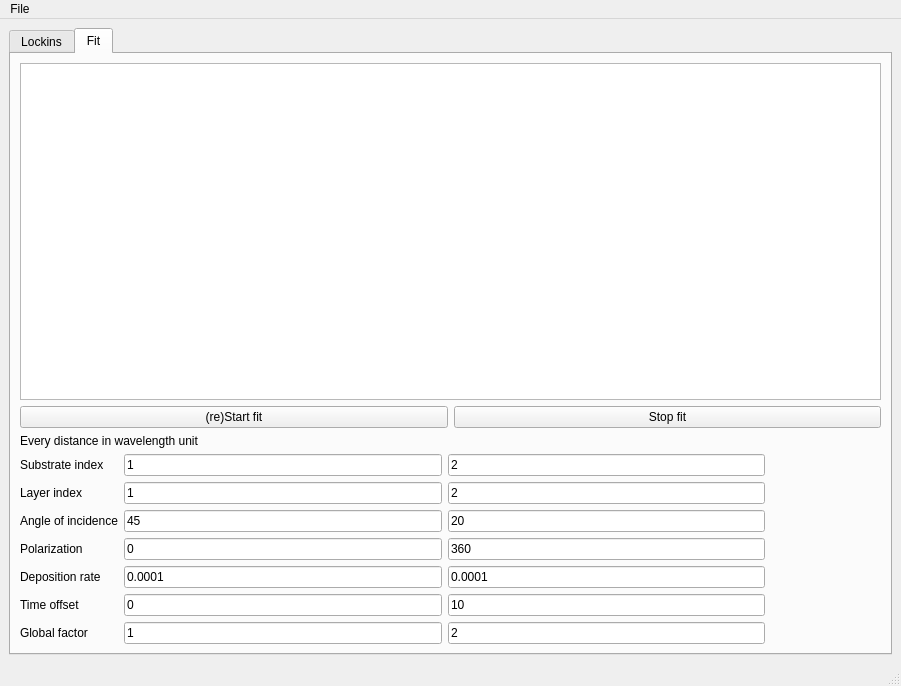
Before: the Qt Designer form mainwindow.ui in antigol/interfit2, drawn with Qt 5.
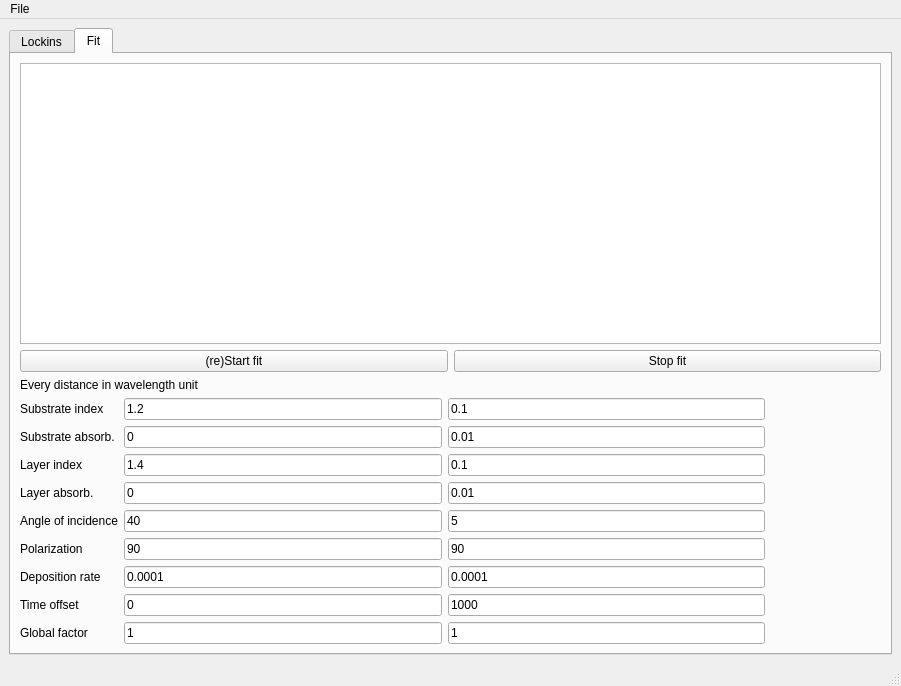
After: the same form once the commit is applied. The open tabs and pages were chosen to show the change. Custom widgets are drawn as their Qt base class.

What changed in the file:
```diff
--- a/mainwindow.ui
+++ b/mainwindow.ui
@@ -25,12 +25,36 @@
         <string>Lockins</string>
        </attribute>
        <layout class="QHBoxLayout" name="horizontalLayout">
+        <property name="leftMargin">
+         <number>2</number>
+        </property>
+        <property name="topMargin">
+         <number>2</number>
+        </property>
+        <property name="rightMargin">
+         <number>2</number>
+        </property>
+        <property name="bottomMargin">
+         <number>2</number>
+        </property>
         <item>
          <widget class="QGroupBox" name="groupBox_2">
           <property name="title">
            <string>Reference (start it first)</string>
           </property>
           <layout class="QVBoxLayout" name="verticalLayout_4">
+           <property name="leftMargin">
+            <number>1</number>
+           </property>
+           <property name="topMargin">
+            <number>1</number>
+           </property>
+           <property name="rightMargin">
+            <number>1</number>
+           </property>
+           <property name="bottomMargin">
+            <number>1</number>
+           </property>
            <item>
             <widget class="LockinGui" name="lockin_ref" native="true"/>
            </item>
@@ -43,6 +67,18 @@
            <string>Reflexion (start it second)</string>
           </property>
           <layout class="QVBoxLayout" name="verticalLayout_3">
+           <property name="leftMargin">
+            <number>1</number>
+           </property>
+           <property name="topMargin">
+            <number>1</number>
+           </property>
+           <property name="rightMargin">
+            <number>1</number>
+           </property>
+           <property name="bottomMargin">
+            <number>1</number>
+           </property>
            <item>
             <widget class="LockinGui" name="lockin_sig" native="true"/>
            </item>
@@ -94,21 +130,63 @@
           </item>
           <item>
            <layout class="QGridLayout" name="gridLayout">
-            <item row="3" column="2">
-             <widget class="QLineEdit" name="lineEdit_std_polarization">
+            <item row="2" column="2">
+             <widget class="QLineEdit" name="lineEdit_std_layer_index">
               <property name="text">
-               <string>360</string>
+               <string>0.1</string>
+              </property>
+             </widget>
+            </item>
+            <item row="6" column="2">
+             <widget class="QLineEdit" name="lineEdit_std_deposition_rate">
+              <property name="text">
+               <string>0.0001</string>
               </property>
              </widget>
             </item>
             <item row="5" column="0">
+             <widget class="QLabel" name="label_5">
+              <property name="text">
+               <string>Polarization</string>
+              </property>
+             </widget>
+            </item>
+            <item row="4" column="0">
+             <widget class="QLabel" name="label_4">
+              <property name="text">
+               <string>Angle of incidence</string>
+              </property>
+             </widget>
+            </item>
+            <item row="2" column="1">
+             <widget class="QLineEdit" name="lineEdit_layer_index">
+              <property name="text">
+               <string>1.4</string>
+              </property>
+             </widget>
+            </item>
+            <item row="4" column="1">
+             <widget class="QLineEdit" name="lineEdit_angle">
+              <property name="text">
+               <string>40</string>
+              </property>
+             </widget>
+            </item>
+            <item row="5" column="2">
+             <widget class="QLineEdit" name="lineEdit_std_polarization">
+              <property name="text">
+               <string>90</string>
+              </property>
+             </widget>
+            </item>
+            <item row="7" column="0">
              <widget class="QLabel" name="label_7">
               <property name="text">
                <string>Time offset</string>
               </property>
              </widget>
             </item>
-            <item row="4" column="1">
+            <item row="6" column="1">
              <widget class="QLineEdit" name="lineEdit_deposition_rate">
               <property name="text">
                <string>0.0001</string>
@@ -122,7 +200,7 @@
               </property>
              </widget>
             </item>
-            <item row="1" column="0">
+            <item row="2" column="0">
              <widget class="QLabel" name="label_3">
               <property name="text">
                <string>Layer index</string>
@@ -132,105 +210,70 @@
             <item row="0" column="2">
              <widget class="QLineEdit" name="lineEdit_std_substrate_index">
               <property name="text">
-               <string>2</string>
+               <string>0.1</string>
               </property>
              </widget>
             </item>
-            <item row="1" column="2">
-             <widget class="QLineEdit" name="lineEdit_std_layer_index">
-              <property name="text">
-               <string>2</string>
-              </property>
-             </widget>
-            </item>
-            <item row="4" column="2">
-             <widget class="QLineEdit" name="lineEdit_std_deposition_rate">
-              <property name="text">
-               <string>0.0001</string>
-              </property>
-             </widget>
-            </item>
-            <item row="3" column="0">
-             <widget class="QLabel" name="label_5">
-              <property name="text">
-               <string>Polarization</string>
-              </property>
-             </widget>
-            </item>
-            <item row="2" column="0">
-             <widget class="QLabel" name="label_4">
-              <property name="text">
-               <string>Angle of incidence</string>
-              </property>
-             </widget>
-            </item>
-            <item row="1" column="1">
-             <widget class="QLineEdit" name="lineEdit_layer_index">
-              <property name="text">
-               <string>1</string>
-              </property>
-             </widget>
-            </item>
-            <item row="2" column="1">
-             <widget class="QLineEdit" name="lineEdit_angle">
-              <property name="text">
-               <string>45</string>
-              </property>
-             </widget>
-            </item>
-            <item row="1" column="3">
+            <item row="2" column="3">
              <widget class="QLabel" name="label_layer_index">
               <property name="text">
                <string>&lt;no value&gt;</string>
               </property>
              </widget>
             </item>
-            <item row="3" column="3">
+            <item row="5" column="3">
              <widget class="QLabel" name="label_polarization">
               <property name="text">
                <string>&lt;no value&gt;</string>
               </property>
              </widget>
             </item>
-            <item row="5" column="2">
+            <item row="7" column="2">
              <widget class="QLineEdit" name="lineEdit_std_time_offset">
               <property name="text">
-               <string>10</string>
+               <string>1000</string>
               </property>
              </widget>
             </item>
-            <item row="5" column="3">
+            <item row="1" column="0">
+             <widget class="QLabel" name="label_9">
+              <property name="text">
+               <string>Substrate absorb.</string>
+              </property>
+             </widget>
+            </item>
+            <item row="7" column="3">
              <widget class="QLabel" name="label_time_offset">
               <property name="text">
                <string>&lt;no value&gt;</string>
               </property>
              </widget>
             </item>
-            <item row="2" column="2">
+            <item row="4" column="2">
              <widget class="QLineEdit" name="lineEdit_std_angle">
               <property name="text">
-               <string>20</string>
+               <string>5</string>
               </property>
              </widget>
             </item>
-            <item row="5" column="1">
+            <item row="7" column="1">
              <widget class="QLineEdit" name="lineEdit_time_offset">
               <property name="text">
                <string>0</string>
               </property>
              </widget>
             </item>
-            <item row="2" column="3">
+            <item row="4" column="3">
              <widget class="QLabel" name="label_angle">
               <property name="text">
                <string>&lt;no value&gt;</string>
               </property>
              </widget>
             </item>
-            <item row="3" column="1">
+            <item row="5" column="1">
              <widget class="QLineEdit" name="lineEdit_polarization">
               <property name="text">
-               <string>0</string>
+               <string>90</string>
               </property>
              </widget>
             </item>
@@ -247,14 +290,14 @@
               </property>
              </widget>
             </item>
-            <item row="4" column="0">
+            <item row="6" column="0">
              <widget class="QLabel" name="label_6">
               <property name="text">
                <string>Deposition rate</string>
               </property>
              </widget>
             </item>
-            <item row="4" column="3">
+            <item row="6" column="3">
              <widget class="QLabel" name="label_deposition_rate">
               <property name="text">
                <string>&lt;no value&gt;</string>
@@ -264,38 +307,87 @@
             <item row="0" column="1">
              <widget class="QLineEdit" name="lineEdit_substrate_index">
               <property name="text">
-               <string>1</string>
+               <string>1.2</string>
               </property>
              </widget>
             </item>
-            <item row="6" column="0">
+            <item row="8" column="0">
              <widget class="QLabel" name="label_8">
               <property name="text">
                <string>Global factor</string>
               </property>
              </widget>
             </item>
-            <item row="6" column="1">
+            <item row="8" column="1">
              <widget class="QLineEdit" name="lineEdit_global_factor">
               <property name="text">
                <string>1</string>
               </property>
              </widget>
             </item>
-            <item row="6" column="2">
+            <item row="8" column="2">
              <widget class="QLineEdit" name="lineEdit_std_global_factor">
               <property name="text">
-               <string>2</string>
+               <string>1</string>
               </property>
              </widget>
             </item>
-            <item row="6" column="3">
+            <item row="8" column="3">
              <widget class="QLabel" name="label_global_factor">
               <property name="text">
                <string>&lt;no value&gt;</string>
               </property>
              </widget>
             </item>
+            <item row="1" column="1">
+             <widget class="QLineEdit" name="lineEdit_substrate_abs">
+              <property name="text">
+               <string>0</string>
+              </property>
+             </widget>
+            </item>
+            <item row="1" column="3">
+             <widget class="QLabel" name="label_substrate_abs">
+              <property name="text">
+               <string>&lt;no value&gt;</string>
+              </property>
+             </widget>
+            </item>
+            <item row="1" column="2">
+             <widget class="QLineEdit" name="lineEdit_std_substrate_abs">
+              <property name="text">
+               <string>0.01</string>
+              </property>
+             </widget>
+            </item>
+            <item row="3" column="0">
+             <widget class="QLabel" name="label_10">
+              <property name="text">
+               <string>Layer absorb.</string>
+              </property>
+             </widget>
+            </item>
+            <item row="3" column="1">
+             <widget class="QLineEdit" name="lineEdit_layer_abs">
+              <property name="text">
+               <string>0</string>
+              </property>
+             </widget>
+            </item>
+            <item row="3" column="2">
+             <widget class="QLineEdit" name="lineEdit_std_layer_abs">
+              <property name="text">
+               <string>0.01</string>
+              </property>
+             </widget>
+            </item>
+            <item row="3" column="3">
+             <widget class="QLabel" name="label_layer_abs">
+              <property name="text">
+               <string>&lt;no value&gt;</string>
+              </property>
+             </widget>
+            </item>
            </layout>
           </item>
          </layout>
```
